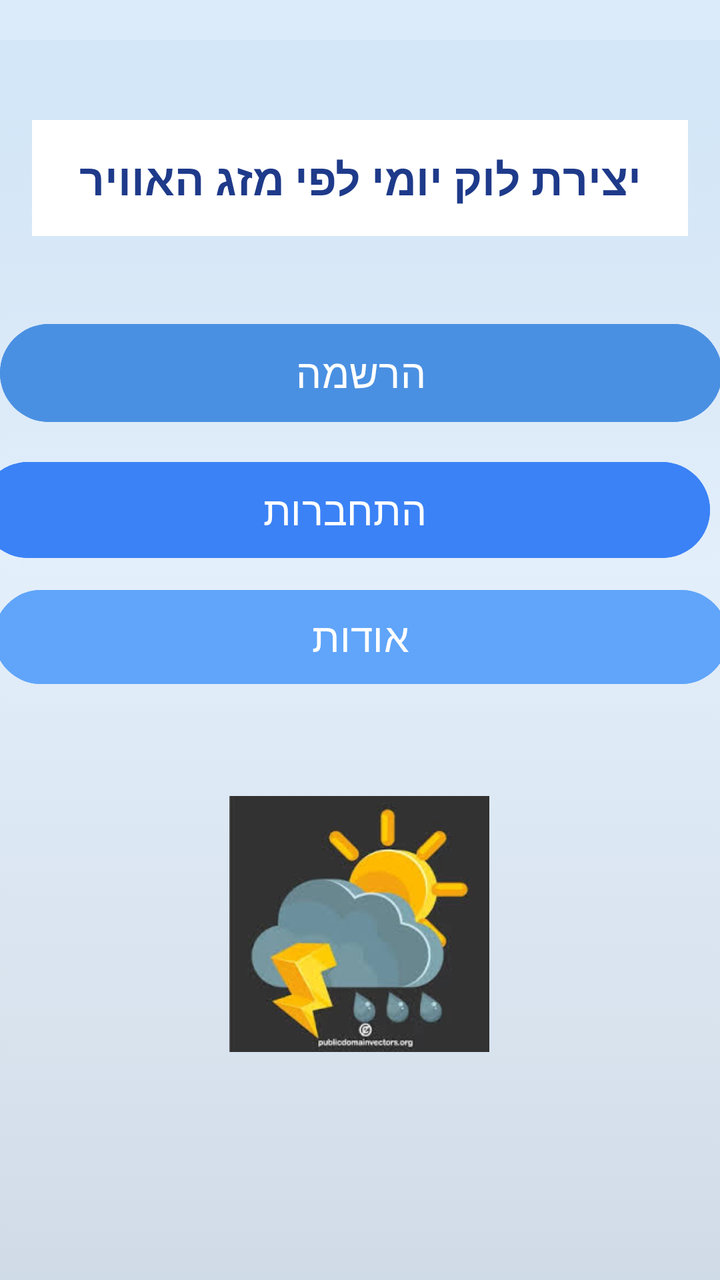
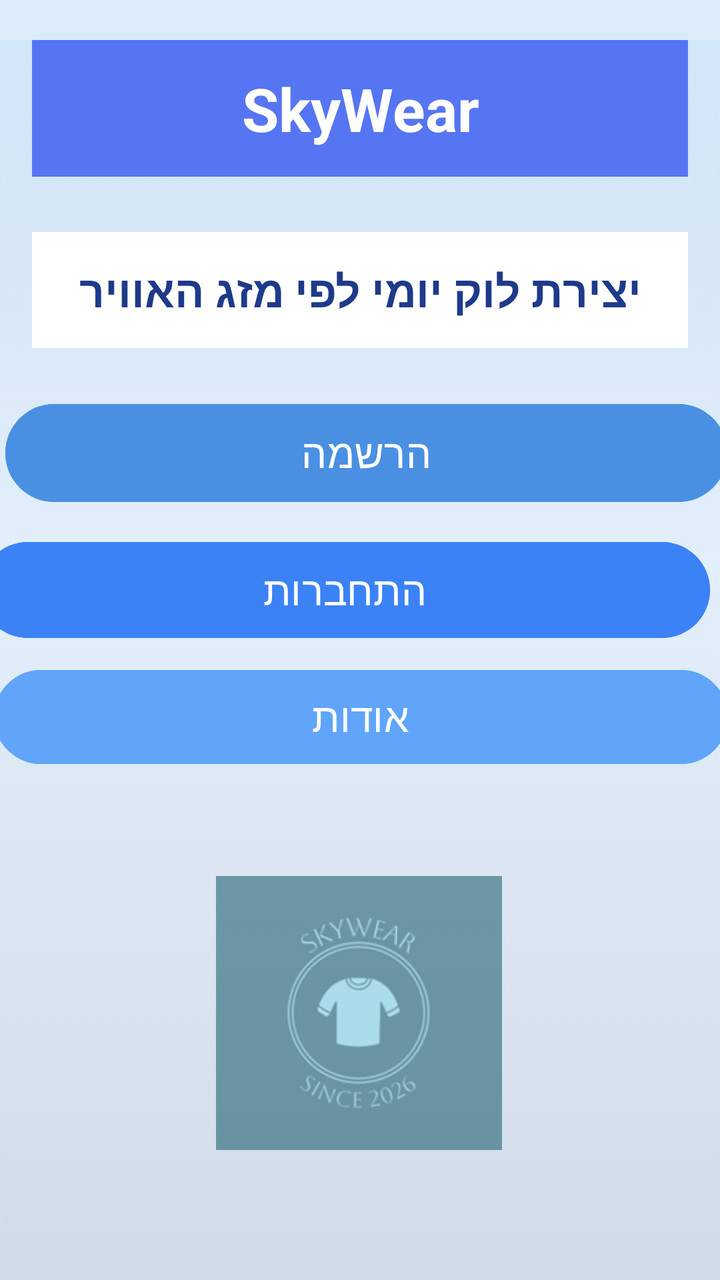

Screens rendered from an Android XML layout before and after an edit, with the pre-edit source and the edit as a unified diff.
<!-- AndroidManifest.xml: application theme Theme.ProjectX -->
<!-- res/layout/activity_main.xml -->
<?xml version="1.0" encoding="utf-8"?>
<androidx.constraintlayout.widget.ConstraintLayout
    xmlns:android="http://schemas.android.com/apk/res/android"
    xmlns:app="http://schemas.android.com/apk/res-auto"
    xmlns:tools="http://schemas.android.com/tools"
    android:id="@+id/main"
    android:layout_width="match_parent"
    android:layout_height="match_parent"
    android:background="#DCEBFA"
    tools:context=".MainActivity">

    
    <ImageView
        android:id="@+id/backgroundImage"
        android:layout_width="0dp"
        android:layout_height="0dp"
        android:scaleType="centerCrop"
        android:src="@drawable/back9"
        android:alpha="0.2"
        android:translationY="20dp"
        app:layout_constraintTop_toTopOf="parent"
        app:layout_constraintBottom_toBottomOf="parent"
        app:layout_constraintStart_toStartOf="parent"
        app:layout_constraintEnd_toEndOf="parent"/>
    
    <TextView
        android:id="@+id/titleText"
        android:layout_width="0dp"
        android:layout_height="wrap_content"
        android:text="יצירת לוק יומי לפי מזג האוויר"
        android:textColor="#1E3A8A"
        android:textSize="22sp"
        android:textStyle="bold"
        android:gravity="center"
        android:background="#FFFFFF"
        android:padding="14dp"
        android:layout_marginTop="60dp"
        android:layout_marginHorizontal="16dp"
        app:layout_constraintTop_toTopOf="parent"
        app:layout_constraintStart_toStartOf="parent"
        app:layout_constraintEnd_toEndOf="parent"/>

    
    <Button
        android:id="@+id/newacc"
        android:layout_width="361dp"
        android:layout_height="57dp"
        android:layout_marginHorizontal="24dp"
        android:layout_marginTop="40dp"
        android:backgroundTint="#4A90E2"
        android:text="הרשמה"
        android:textColor="#FFFFFF"
        android:textSize="20sp"
        app:layout_constraintEnd_toEndOf="parent"
        app:layout_constraintStart_toStartOf="parent"
        app:layout_constraintTop_toBottomOf="@id/titleText" />

    

    

    

    <Button
        android:id="@+id/signup"
        android:layout_width="365dp"
        android:layout_height="56dp"
        android:layout_marginHorizontal="24dp"
        android:layout_marginTop="12dp"
        android:backgroundTint="#3B82F6"
        android:text="התחברות"
        android:textColor="#FFFFFF"
        android:textSize="20sp"
        app:layout_constraintEnd_toEndOf="parent"
        app:layout_constraintHorizontal_bias="0.652"
        app:layout_constraintStart_toStartOf="parent"
        app:layout_constraintTop_toBottomOf="@id/newacc" />

    <Button
        android:id="@+id/odot"
        android:layout_width="367dp"
        android:layout_height="55dp"
        android:layout_marginHorizontal="24dp"
        android:layout_marginTop="8dp"
        android:backgroundTint="#60A5FA"
        android:text="אודות"
        android:textColor="#FFFFFF"
        android:textSize="20sp"
        app:layout_constraintEnd_toEndOf="parent"
        app:layout_constraintStart_toStartOf="parent"
        app:layout_constraintTop_toBottomOf="@id/signup" />

    <ImageView
        android:id="@+id/logo"
        android:layout_width="130dp"
        android:layout_height="128dp"
        android:layout_marginTop="52dp"
        android:scaleType="centerCrop"
        android:src="@drawable/logo"
        app:layout_constraintEnd_toEndOf="parent"
        app:layout_constraintHorizontal_bias="0.498"
        app:layout_constraintStart_toStartOf="parent"
        app:layout_constraintTop_toBottomOf="@id/odot" />

</androidx.constraintlayout.widget.ConstraintLayout>
<!-- resources referenced by this layout -->
<resources>
  <!-- drawable back9: jpg bitmap (drawable, 6819 bytes) -->
  <!-- drawable logo: jpg bitmap (drawable, 7266 bytes) -->
  <style name="Theme.ProjectX" parent="Base.Theme.ProjectX" />
  <style name="Base.Theme.ProjectX" parent="Theme.Material3.DayNight.NoActionBar">
          
          
      </style>
</resources>

<!-- the commit's change to res/layout/activity_main.xml (unified diff, before → after) -->
@@ -10,56 +10,79 @@
     tools:context=".MainActivity">
 
     
+
+    
     <ImageView
         android:id="@+id/backgroundImage"
         android:layout_width="0dp"
         android:layout_height="0dp"
+        android:alpha="0.2"
         android:scaleType="centerCrop"
         android:src="@drawable/back9"
-        android:alpha="0.2"
         android:translationY="20dp"
+        app:layout_constraintBottom_toBottomOf="parent"
+        app:layout_constraintEnd_toEndOf="parent"
+        app:layout_constraintHorizontal_bias="0.0"
+        app:layout_constraintStart_toStartOf="parent"
         app:layout_constraintTop_toTopOf="parent"
-        app:layout_constraintBottom_toBottomOf="parent"
+        app:layout_constraintVertical_bias="1.0" />
+
+    <TextView
+        android:id="@+id/titleName"
+        android:layout_width="0dp"
+        android:layout_height="wrap_content"
+        android:layout_marginHorizontal="16dp"
+        android:layout_marginTop="20dp"
+        android:background="#5675F2"
+        android:gravity="center"
+        android:padding="14dp"
+        android:text="SkyWear"
+        android:textColor="#FFFFFF"
+        android:textSize="30dp"
+        android:textStyle="bold"
+        app:layout_constraintEnd_toEndOf="parent"
         app:layout_constraintStart_toStartOf="parent"
-        app:layout_constraintEnd_toEndOf="parent"/>
+        app:layout_constraintTop_toTopOf="parent" />
+
     
+
     <TextView
         android:id="@+id/titleText"
         android:layout_width="0dp"
         android:layout_height="wrap_content"
+        android:layout_marginHorizontal="16dp"
+        android:layout_marginTop="116dp"
+        android:background="#FFFFFF"
+        android:gravity="center"
+        android:padding="14dp"
         android:text="יצירת לוק יומי לפי מזג האוויר"
         android:textColor="#1E3A8A"
         android:textSize="22sp"
         android:textStyle="bold"
-        android:gravity="center"
-        android:background="#FFFFFF"
-        android:padding="14dp"
-        android:layout_marginTop="60dp"
-        android:layout_marginHorizontal="16dp"
-        app:layout_constraintTop_toTopOf="parent"
-        app:layout_constraintStart_toStartOf="parent"
-        app:layout_constraintEnd_toEndOf="parent"/>
-
-    
-    <Button
-        android:id="@+id/newacc"
-        android:layout_width="361dp"
-        android:layout_height="57dp"
-        android:layout_marginHorizontal="24dp"
-        android:layout_marginTop="40dp"
-        android:backgroundTint="#4A90E2"
-        android:text="הרשמה"
-        android:textColor="#FFFFFF"
-        android:textSize="20sp"
         app:layout_constraintEnd_toEndOf="parent"
         app:layout_constraintStart_toStartOf="parent"
-        app:layout_constraintTop_toBottomOf="@id/titleText" />
+        app:layout_constraintTop_toTopOf="parent" />
 
     
 
     
 
     
+
+    <Button
+        android:id="@+id/newacc"
+        android:layout_width="361dp"
+        android:layout_height="57dp"
+        android:layout_marginHorizontal="24dp"
+        android:layout_marginTop="24dp"
+        android:backgroundTint="#4A90E2"
+        android:text="הרשמה"
+        android:textColor="#FFFFFF"
+        android:textSize="20sp"
+        app:layout_constraintEnd_toEndOf="parent"
+        app:layout_constraintHorizontal_bias="0.44"
+        app:layout_constraintStart_toStartOf="parent"
+        app:layout_constraintTop_toBottomOf="@id/titleText" />
 
     <Button
         android:id="@+id/signup"
@@ -92,11 +115,12 @@
 
     <ImageView
         android:id="@+id/logo"
-        android:layout_width="130dp"
-        android:layout_height="128dp"
+        android:layout_width="143dp"
+        android:layout_height="137dp"
         android:layout_marginTop="52dp"
         android:scaleType="centerCrop"
         android:src="@drawable/logo"
+        android:alpha="0.6"
         app:layout_constraintEnd_toEndOf="parent"
         app:layout_constraintHorizontal_bias="0.498"
         app:layout_constraintStart_toStartOf="parent"
<!-- resource entries referenced after the edit -->
@@ -1,7 +1,7 @@
 <!-- resources referenced by this layout -->
 <resources>
   <!-- drawable back9: jpg bitmap (drawable, 6819 bytes) -->
-  <!-- drawable logo: jpg bitmap (drawable, 7266 bytes) -->
+  <!-- drawable logo: png bitmap (drawable, 15144 bytes) -->
   <style name="Theme.ProjectX" parent="Base.Theme.ProjectX" />
   <style name="Base.Theme.ProjectX" parent="Theme.Material3.DayNight.NoActionBar">
           
